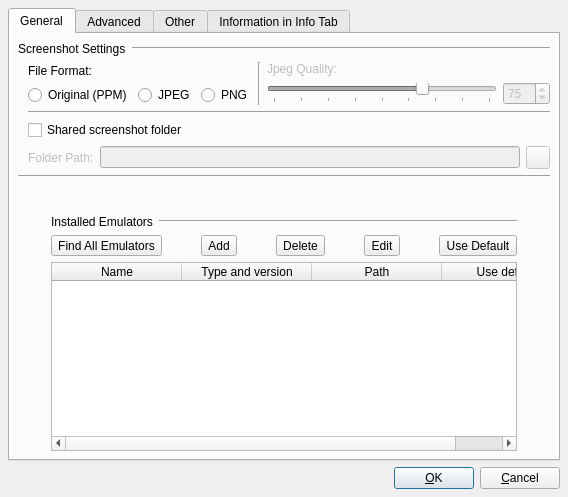
Qt form Advanced_Settings_Window.ui (qunying/aqemu-old) before a commit.
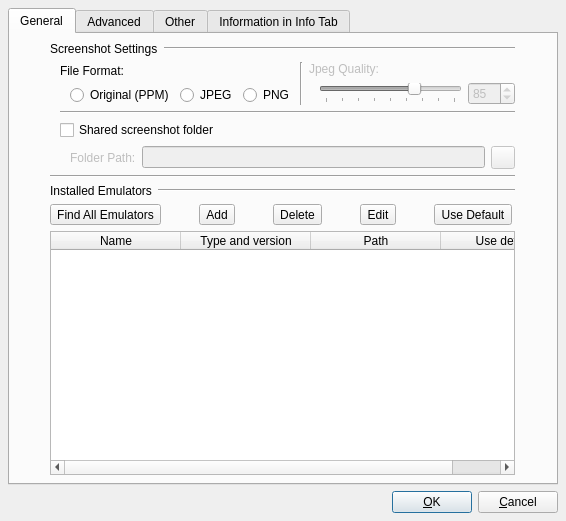
The same form after that commit. Icons and pictures are not drawn.

Diff of the .ui file:
```diff
--- a/Advanced_Settings_Window.ui
+++ b/Advanced_Settings_Window.ui
@@ -7,8 +7,8 @@
    <rect>
     <x>0</x>
     <y>0</y>
-    <width>568</width>
-    <height>497</height>
+    <width>566</width>
+    <height>521</height>
    </rect>
   </property>
   <property name="windowTitle">
@@ -67,8 +67,8 @@
       <attribute name="title">
        <string>General</string>
       </attribute>
-      <layout class="QVBoxLayout" name="verticalLayout_13">
-       <item>
+      <layout class="QGridLayout" name="gridLayout">
+       <item row="0" column="0" colspan="5">
         <layout class="QHBoxLayout" name="horizontalLayout_5">
          <item>
           <widget class="QLabel" name="Label_Screenshot_Settings">
@@ -92,14 +92,16 @@
          </item>
         </layout>
        </item>
-       <item>
-        <layout class="QGridLayout" name="gridLayout_7">
+       <item row="1" column="0" colspan="5">
+        <layout class="QVBoxLayout" name="verticalLayout_15">
          <property name="leftMargin">
           <number>10</number>
          </property>
-         <item row="0" column="0">
-          <layout class="QGridLayout" name="gridLayout_6">
-           <item row="0" column="0">
+         <item>
+          <layout class="QHBoxLayout" name="horizontalLayout_23">
+           <item>
+            <layout class="QVBoxLayout" name="verticalLayout_12">
+             <item>
             <widget class="QLabel" name="Label_Screenshot_Save_Format">
              <property name="sizePolicy">
               <sizepolicy hsizetype="Maximum" vsizetype="Preferred">
@@ -115,21 +117,26 @@
              </property>
             </widget>
            </item>
-           <item row="1" column="0">
+             <item>
+              <layout class="QHBoxLayout" name="horizontalLayout_21">
+               <property name="leftMargin">
+                <number>10</number>
+               </property>
+               <item>
             <widget class="QRadioButton" name="RB_Format_PPM">
              <property name="text">
               <string>Original (PPM)</string>
              </property>
             </widget>
            </item>
-           <item row="1" column="1">
+               <item>
             <widget class="QRadioButton" name="RB_Format_Jpeg">
              <property name="text">
               <string>JPEG</string>
              </property>
             </widget>
            </item>
-           <item row="1" column="2">
+               <item>
             <widget class="QRadioButton" name="RB_Format_PNG">
              <property name="text">
               <string>PNG</string>
@@ -138,16 +145,18 @@
            </item>
           </layout>
          </item>
-         <item row="0" column="1">
+            </layout>
+           </item>
+           <item>
           <widget class="Line" name="line_20">
            <property name="orientation">
             <enum>Qt::Vertical</enum>
            </property>
           </widget>
          </item>
-         <item row="0" column="2">
-          <layout class="QGridLayout" name="gridLayout_4">
-           <item row="0" column="0">
+           <item>
+            <layout class="QVBoxLayout" name="verticalLayout_14">
+             <item>
             <widget class="QLabel" name="Label_Jpeg_Quality">
              <property name="enabled">
               <bool>false</bool>
@@ -160,7 +169,12 @@
              </property>
             </widget>
            </item>
-           <item row="1" column="0">
+             <item>
+              <layout class="QHBoxLayout" name="horizontalLayout_22">
+               <property name="leftMargin">
+                <number>10</number>
+               </property>
+               <item>
             <widget class="QSlider" name="HS_Jpeg_Quality">
              <property name="enabled">
               <bool>false</bool>
@@ -185,7 +199,7 @@
              </property>
             </widget>
            </item>
-           <item row="1" column="1">
+               <item>
             <widget class="QSpinBox" name="SB_Jpeg_Quality">
              <property name="enabled">
               <bool>false</bool>
@@ -200,22 +214,26 @@
               <number>5</number>
              </property>
              <property name="value">
-              <number>75</number>
+                  <number>85</number>
              </property>
             </widget>
            </item>
           </layout>
          </item>
-         <item row="1" column="0" colspan="3">
+            </layout>
+           </item>
+          </layout>
+         </item>
+         <item>
           <widget class="Line" name="line_26">
            <property name="orientation">
             <enum>Qt::Horizontal</enum>
            </property>
           </widget>
          </item>
-         <item row="2" column="0" colspan="3">
-          <layout class="QGridLayout" name="gridLayout">
-           <item row="0" column="0" colspan="2">
+         <item>
+          <layout class="QVBoxLayout" name="verticalLayout_13">
+           <item>
             <widget class="QCheckBox" name="CH_Screenshot_Folder">
              <property name="sizePolicy">
               <sizepolicy hsizetype="Maximum" vsizetype="Fixed">
@@ -228,7 +246,12 @@
              </property>
             </widget>
            </item>
-           <item row="1" column="0">
+           <item>
+            <layout class="QHBoxLayout" name="horizontalLayout_20">
+             <property name="leftMargin">
+              <number>10</number>
+             </property>
+             <item>
             <widget class="QLabel" name="Label_Folder_Path">
              <property name="enabled">
               <bool>false</bool>
@@ -241,14 +264,14 @@
              </property>
             </widget>
            </item>
-           <item row="1" column="1">
+             <item>
             <widget class="QLineEdit" name="Edit_Screenshot_Folder">
              <property name="enabled">
               <bool>false</bool>
              </property>
             </widget>
            </item>
-           <item row="1" column="2">
+             <item>
             <widget class="QToolButton" name="TB_Screenshot_Folder">
              <property name="enabled">
               <bool>false</bool>
@@ -266,29 +289,16 @@
          </item>
         </layout>
        </item>
-       <item>
+        </layout>
+       </item>
+       <item row="2" column="0" colspan="5">
         <widget class="Line" name="line_16">
          <property name="orientation">
           <enum>Qt::Horizontal</enum>
          </property>
         </widget>
        </item>
-       <item>
-        <spacer name="verticalSpacer_6">
-         <property name="orientation">
-          <enum>Qt::Vertical</enum>
-         </property>
-         <property name="sizeHint" stdset="0">
-          <size>
-           <width>20</width>
-           <height>35</height>
-          </size>
-         </property>
-        </spacer>
-       </item>
-       <item>
-        <layout class="QGridLayout" name="gridLayout_10">
-         <item row="0" column="0" colspan="5">
+       <item row="3" column="0" colspan="5">
           <layout class="QHBoxLayout" name="horizontalLayout_2">
            <item>
             <widget class="QLabel" name="Label_Installed_Emulators">
@@ -312,7 +322,7 @@
            </item>
           </layout>
          </item>
-         <item row="1" column="0">
+       <item row="4" column="0">
           <widget class="QToolButton" name="TB_Find_All_Emulators">
            <property name="text">
             <string>Find All Emulators</string>
@@ -332,7 +342,7 @@
            </property>
           </widget>
          </item>
-         <item row="1" column="1">
+       <item row="4" column="1">
           <widget class="QToolButton" name="TB_Add_Emulator">
            <property name="text">
             <string>Add</string>
@@ -352,7 +362,7 @@
            </property>
           </widget>
          </item>
-         <item row="1" column="2">
+       <item row="4" column="2">
           <widget class="QToolButton" name="TB_Delete_Emulator">
            <property name="text">
             <string>Delete</string>
@@ -372,7 +382,7 @@
            </property>
           </widget>
          </item>
-         <item row="1" column="3">
+       <item row="4" column="3">
           <widget class="QToolButton" name="TB_Edit_Emulator">
            <property name="text">
             <string>Edit</string>
@@ -392,7 +402,7 @@
            </property>
           </widget>
          </item>
-         <item row="1" column="4">
+       <item row="4" column="4">
           <widget class="QToolButton" name="TB_Use_Default">
            <property name="text">
             <string>Use Default</string>
@@ -412,7 +422,7 @@
            </property>
           </widget>
          </item>
-         <item row="2" column="0" colspan="5">
+       <item row="5" column="0" colspan="5">
           <widget class="QTableWidget" name="Emulators_Table">
            <property name="editTriggers">
             <set>QAbstractItemView::NoEditTriggers</set>
@@ -461,8 +471,6 @@
           </widget>
          </item>
         </layout>
-       </item>
-      </layout>
      </widget>
      <widget class="QWidget" name="Tab_Advanced">
       <attribute name="title">
```
Left out of the diff: 4 changed lines with no effect on the pictures. Lines whose indentation alone changed are shown as unchanged.
